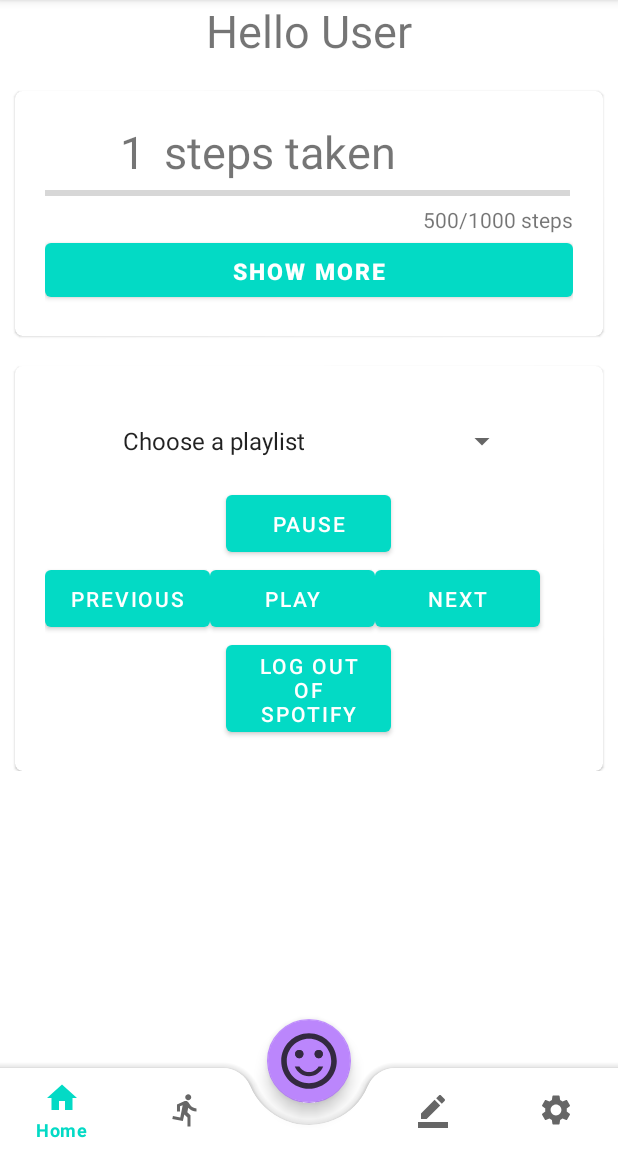
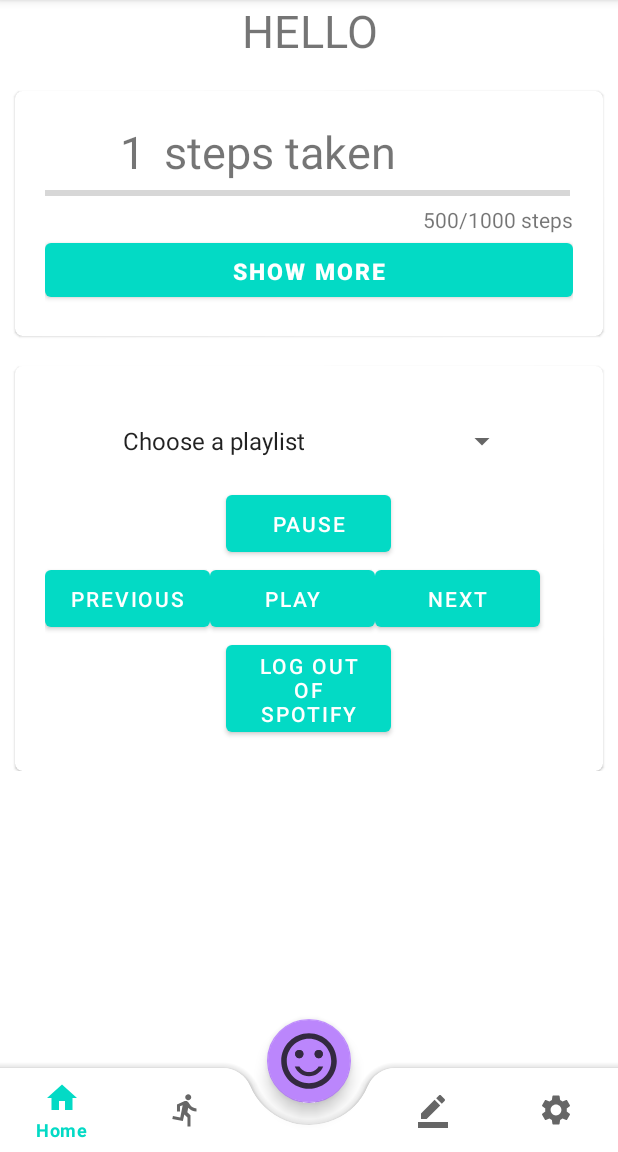
Before and after one commit to AlfredGuimaz/OneFitAll-android, an Android app: the MainActivity screen opened directly, with no data from a screen before it, on a phone screen of 412 x 824 dp, the part 84-1236 px from its top. Run offline under Robolectric (Android 15) with nearby library versions, the phone set to English and light mode, and no system bars; our stand-ins replace Volley; libraries missing offline, so code that uses them is left out: com.spotify.android, com.spotify.protocol; 1 statement that could not run was skipped.

Commit message:
Minor changes to the activity page

```diff
--- a/app/src/main/java/com/example/one_fit_all/MainActivity.java
+++ b/app/src/main/java/com/example/one_fit_all/MainActivity.java
@@ -30,6 +30,7 @@ import android.widget.ArrayAdapter;
 import android.widget.Button;
 import android.widget.EditText;
 import android.widget.LinearLayout;
+import android.widget.ProgressBar;
 import android.widget.TextView;
 import android.widget.Spinner;
 import android.widget.TextView;
@@ -56,13 +57,14 @@ public class MainActivity extends AppCompatActivity implements SensorEventListen
     private float previousTotalSteps = 0;
     private TextView tv_stepHeader;
     private TextView tv_bottomStepCounter;
+    private TextView tv_userHeader;
     private EditText et_newGoal;
     private Button bt_newGaol;
     private Button bt_dropdownTitel;
     private LinearLayout ll_dropdownInfo;
     private MaterialCardView card_stepCounter;
+    private ProgressBar progressBar;
     private int goal;
-
 
 
 
@@ -99,8 +101,10 @@ public class MainActivity extends AppCompatActivity implements SensorEventListen
         bt_newGaol = (Button) findViewById(R.id.bt_newGoal);
         loadData();
         card_stepCounter = (MaterialCardView) findViewById(R.id.card_stepCounter);
+        progressBar = (ProgressBar) findViewById(R.id.progressBar);
         sensorManager = (SensorManager)getSystemService(SENSOR_SERVICE);
         stepSensor = sensorManager.getDefaultSensor(Sensor.TYPE_STEP_COUNTER);
+
 
 
         //fitBeats
@@ -229,6 +233,8 @@ public class MainActivity extends AppCompatActivity implements SensorEventListen
             tv_stepHeader.setText(String.valueOf(currentStep));
             tv_bottomStepCounter.setText(currentStep+"/"+goal+" steps");
             //update progress bar in the future
+            int progress = currentStep/goal;
+            progressBar.setProgress(progress,true);
         }
     }
 
@@ -281,6 +287,8 @@ public class MainActivity extends AppCompatActivity implements SensorEventListen
         goal = goalNew;
         int currentStep = (int)totalSteps - (int)previousTotalSteps;
         tv_bottomStepCounter.setText(currentStep+"/"+goal+" steps");
+        int progress = currentStep/goal;
+        progressBar.setProgress(progress,true);
     }
 
     //    Dont Touch Bellow function for Step Counter Functiom
--- a/app/src/main/res/layout/activity_main.xml
+++ b/app/src/main/res/layout/activity_main.xml
@@ -22,10 +22,11 @@
             <!-- Start of Cards -->
 
             <TextView
-                android:id="@+id/tv_stepHeaderTemp"
+                android:id="@+id/tv_userHeader"
                 android:layout_width="match_parent"
                 android:layout_height="wrap_content"
-                android:text="Hello User"
+                android:text="Hello"
+                android:textAllCaps="true"
                 android:textAlignment="center"
                 android:textSize="30dp"
                 />
@@ -77,7 +78,8 @@
                         android:id="@+id/progressBar"
                         style="?android:attr/progressBarStyleHorizontal"
                         android:layout_width="350dp"
-                        android:layout_height="15sp" />
+                        android:layout_height="15sp"
+                        />
 
 
                     <TextView
```
